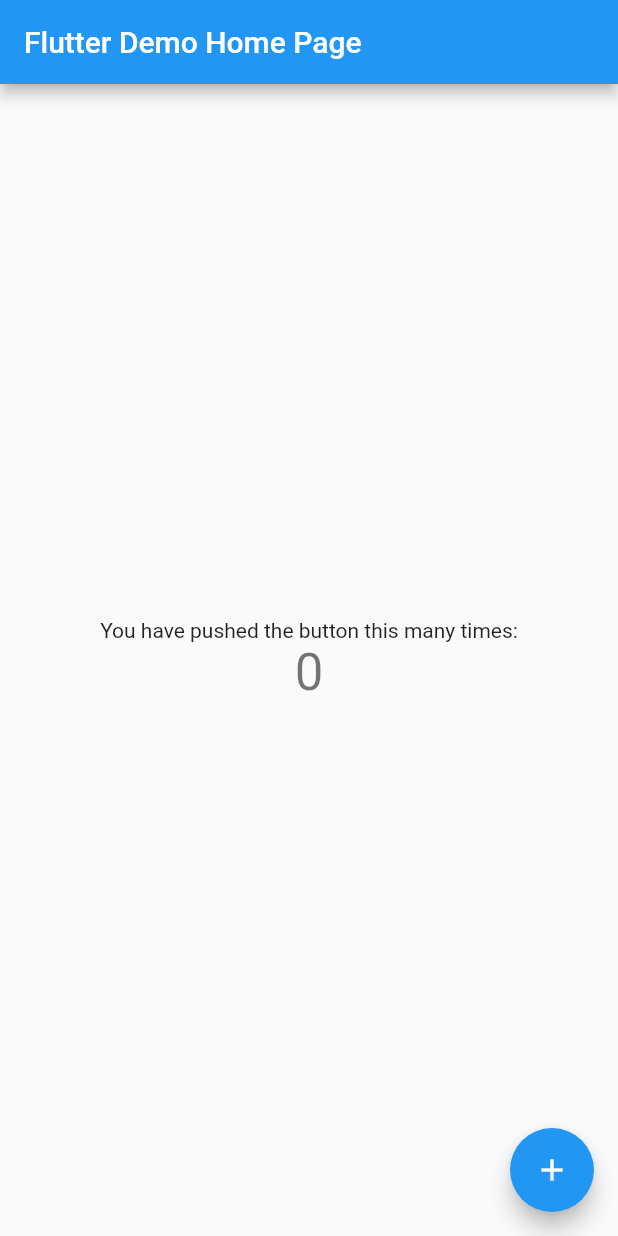
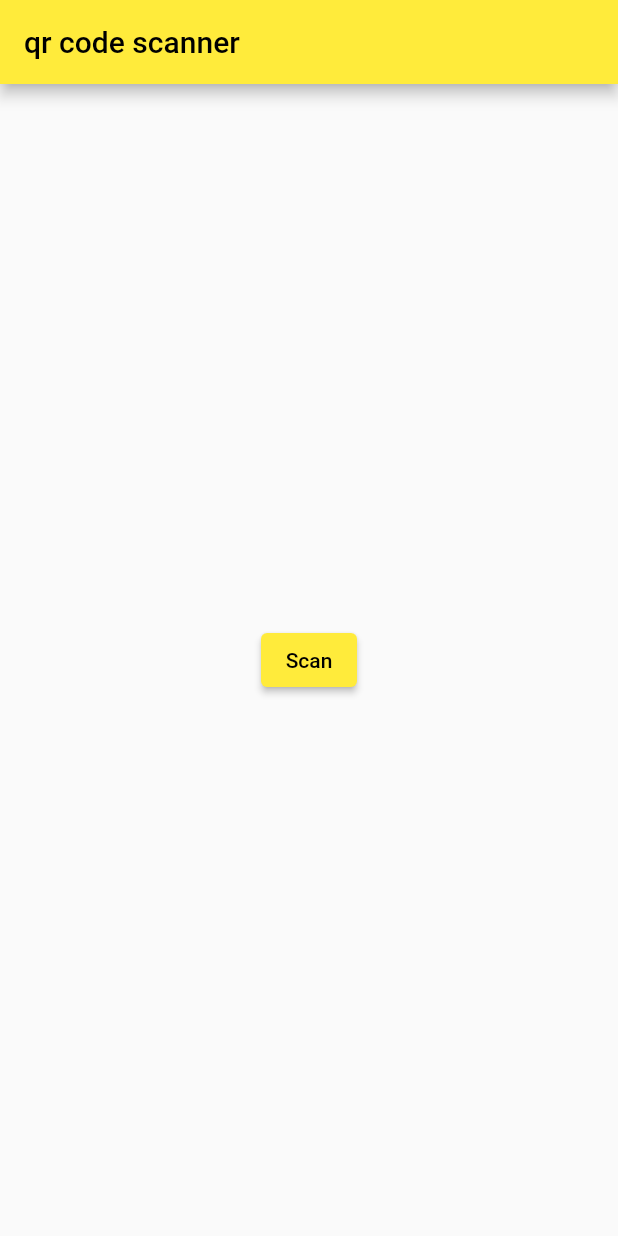
Before and after one commit to nderitualphie/qr-scanner, a Flutter app: the screen it shows after launch, on a phone screen of 412 x 824 dp. Run offline on Flutter 3.47's test engine with Material 2 defaults, Android fonts, the phone set to English and light mode, and no system bars; missing offline and left inert: qr_code_scanner.

Commit message:
second commit

```diff
--- a/lib/main.dart
+++ b/lib/main.dart
@@ -1,4 +1,5 @@
 import 'package:flutter/material.dart';
+import 'package:qr_scanner/scanner.dart';
 
 void main() {
   runApp(const MyApp());
@@ -11,36 +12,18 @@ class MyApp extends StatelessWidget {
   @override
   Widget build(BuildContext context) {
     return MaterialApp(
+      debugShowCheckedModeBanner: false,
       title: 'Flutter Demo',
       theme: ThemeData(
-        // This is the theme of your application.
-        //
-        // Try running your application with "flutter run". You'll see the
-        // application has a blue toolbar. Then, without quitting the app, try
-        // changing the primarySwatch below to Colors.green and then invoke
-        // "hot reload" (press "r" in the console where you ran "flutter run",
-        // or simply save your changes to "hot reload" in a Flutter IDE).
-        // Notice that the counter didn't reset back to zero; the application
-        // is not restarted.
-        primarySwatch: Colors.blue,
+        primarySwatch: Colors.yellow,
       ),
-      home: const MyHomePage(title: 'Flutter Demo Home Page'),
+      home: const MyHomePage(title: 'qr code scanner'),
     );
   }
 }
 
 class MyHomePage extends StatefulWidget {
   const MyHomePage({Key? key, required this.title}) : super(key: key);
-
-  // This widget is the home page of your application. It is stateful, meaning
-  // that it has a State object (defined below) that contains fields that affect
-  // how it looks.
-
-  // This class is the configuration for the state. It holds the values (in this
-  // case the title) provided by the parent (in this case the App widget) and
-  // used by the build method of the State. Fields in a Widget subclass are
-  // always marked "final".
-
   final String title;
 
   @override
@@ -48,68 +31,22 @@ class MyHomePage extends StatefulWidget {
 }
 
 class _MyHomePageState extends State<MyHomePage> {
-  int _counter = 0;
-
-  void _incrementCounter() {
-    setState(() {
-      // This call to setState tells the Flutter framework that something has
-      // changed in this State, which causes it to rerun the build method below
-      // so that the display can reflect the updated values. If we changed
-      // _counter without calling setState(), then the build method would not be
-      // called again, and so nothing would appear to happen.
-      _counter++;
-    });
-  }
-
   @override
   Widget build(BuildContext context) {
-    // This method is rerun every time setState is called, for instance as done
-    // by the _incrementCounter method above.
-    //
-    // The Flutter framework has been optimized to make rerunning build methods
-    // fast, so that you can just rebuild anything that needs updating rather
-    // than having to individually change instances of widgets.
     return Scaffold(
       appBar: AppBar(
-        // Here we take the value from the MyHomePage object that was created by
-        // the App.build method, and use it to set our appbar title.
         title: Text(widget.title),
       ),
       body: Center(
-        // Center is a layout widget. It takes a single child and positions it
-        // in the middle of the parent.
-        child: Column(
-          // Column is also a layout widget. It takes a list of children and
-          // arranges them vertically. By default, it sizes itself to fit its
-          // children horizontally, and tries to be as tall as its parent.
-          //
-          // Invoke "debug painting" (press "p" in the console, choose the
-          // "Toggle Debug Paint" action from the Flutter Inspector in Android
-          // Studio, or the "Toggle Debug Paint" command in Visual Studio Code)
-          // to see the wireframe for each widget.
-          //
-          // Column has various properties to control how it sizes itself and
-          // how it positions its children. Here we use mainAxisAlignment to
-          // center the children vertically; the main axis here is the vertical
-          // axis because Columns are vertical (the cross axis would be
-          // horizontal).
-          mainAxisAlignment: MainAxisAlignment.center,
-          children: <Widget>[
-            const Text(
-              'You have pushed the button this many times:',
-            ),
-            Text(
-              '$_counter',
-              style: Theme.of(context).textTheme.headline4,
-            ),
-          ],
-        ),
+        child: ElevatedButton(
+            child: Text('Scan'),
+            onPressed: () {
+              Navigator.push(
+                context,
+                MaterialPageRoute(builder: (context) => Scanner()),
+              );
+            }),
       ),
-      floatingActionButton: FloatingActionButton(
-        onPressed: _incrementCounter,
-        tooltip: 'Increment',
-        child: const Icon(Icons.add),
-      ), // This trailing comma makes auto-formatting nicer for build methods.
     );
   }
 }
--- a/pubspec.yaml
+++ b/pubspec.yaml
@@ -34,6 +34,8 @@ dependencies:
   # The following adds the Cupertino Icons font to your application.
   # Use with the CupertinoIcons class for iOS style icons.
   cupertino_icons: ^1.0.2
+  qr_code_scanner: ^1.0.1
+  url_launcher: ^6.1.5
 
 dev_dependencies:
   flutter_test:
```
Also changed, not shown: lib/scanner.dart (added, +72 -0 lines), pubspec.lock, 7 other files.
